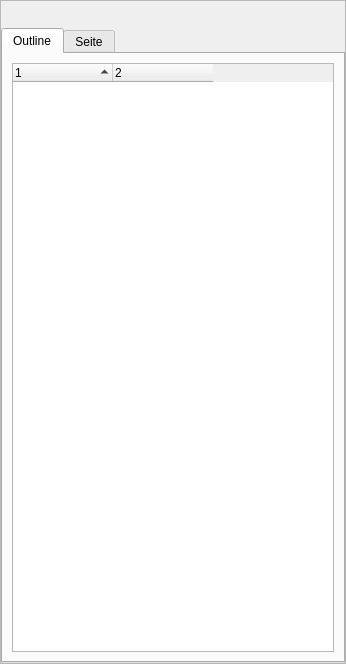
First picture: the form in FrmProjectExplorer.ui, repository beltoforion/InstantLua, before the edit.
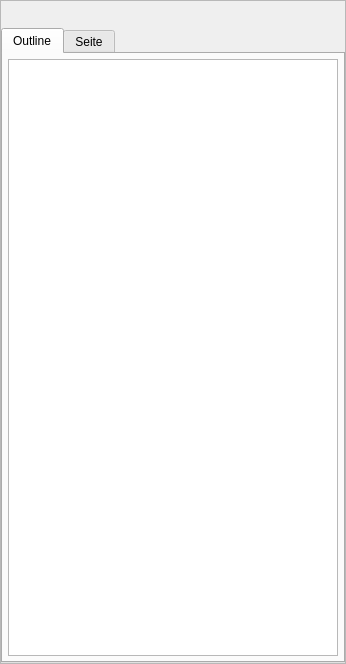
Second picture: the form after the edit. Custom widgets are drawn as their Qt base class.

Commit message: Infos added to the about dialog

```diff
--- a/FrmProjectExplorer.ui
+++ b/FrmProjectExplorer.ui
@@ -80,6 +80,9 @@
            <string>Outline</string>
           </attribute>
           <layout class="QHBoxLayout" name="horizontalLayout_2">
+           <property name="margin">
+            <number>5</number>
+           </property>
            <item>
             <widget class="QTreeWidget" name="tvOutline">
              <property name="styleSheet">
@@ -101,7 +104,7 @@
               <number>2</number>
              </property>
              <attribute name="headerVisible">
-              <bool>true</bool>
+              <bool>false</bool>
              </attribute>
              <attribute name="headerMinimumSectionSize">
               <number>20</number>
```
The commit also changes 2 other files.
